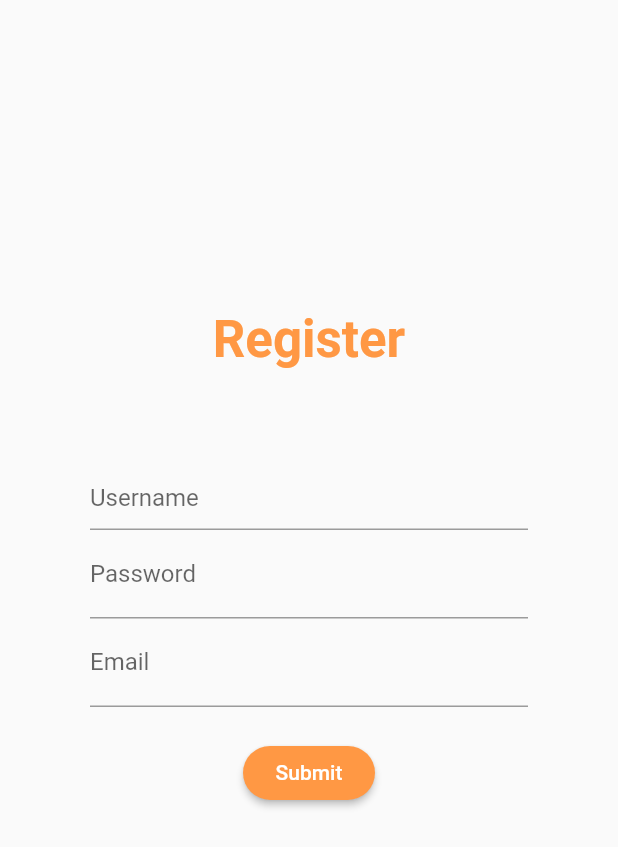
After one commit to caelan-a/chatapp, a Flutter app: the screen it shows after launch, after a tap on "Sign Up", on a phone screen of 412 x 824 dp. The commit adds this screen. Shown: the top 847 px of the screen. Run offline on Flutter 3.47's test engine with Material 2 defaults, Android fonts, the phone set to English and light mode, and no system bars; our stand-ins replace cached_network_image, shared_preferences; network calls fail.

```diff
--- a/lib/screen_login.dart
+++ b/lib/screen_login.dart
@@ -1,6 +1,8 @@
+import 'package:chatapp/screen_register.dart';
 import 'package:flutter/material.dart';
 import 'login_background.dart';
 import 'screen_contacts.dart';
+import 'register.dart';
 
 class LoginScreen extends StatefulWidget {
   LoginScreen({Key key}) : super(key: key);
@@ -19,6 +21,11 @@ class _LoginScreenState extends State<LoginScreen>
   void login() {
     Navigator.of(context, rootNavigator: true)
         .push(MaterialPageRoute(builder: (context) => ContactsScreen()));
+  }
+
+  void goToSignUp() {
+        Navigator.of(context, rootNavigator: true)
+        .push(MaterialPageRoute(builder: (context) => RegisterScreen()));
   }
 
   Widget _buildLoginForm() {
@@ -76,7 +83,9 @@ class _LoginScreenState extends State<LoginScreen>
                               BorderSide(color: Theme.of(context).primaryColor),
                           borderRadius: new BorderRadius.circular(30.0)),
                       textColor: Theme.of(context).primaryColor,
-                      onPressed: () {},
+                      onPressed: () {
+                        goToSignUp();
+                      },
                       color: Theme.of(context).primaryColor,
                       child: Text("Sign Up"),
                     )),
--- /dev/null
+++ b/lib/screen_register.dart
@@ -0,0 +1,98 @@
+import 'package:flutter/material.dart';
+import 'login_background.dart';
+import 'screen_contacts.dart';
+
+class RegisterScreen extends StatefulWidget {
+  RegisterScreen({Key key}) : super(key: key);
+
+  @override
+  _RegisterScreenState createState() => _RegisterScreenState();
+}
+
+class _RegisterScreenState extends State<RegisterScreen>
+    with SingleTickerProviderStateMixin {
+  FocusNode noneFN = FocusNode();
+  FocusNode usernameFN = FocusNode();
+  FocusNode passwordFN = FocusNode();
+  FocusNode emailFN = FocusNode();
+
+  void register() {
+    Navigator.of(context, rootNavigator: true)
+        .push(MaterialPageRoute(builder: (context) => ContactsScreen()));
+  }
+
+  Widget _buildRegisterForm() {
+    return Form(
+      child: Container(
+        padding: EdgeInsets.fromLTRB(
+            60.0, MediaQuery.of(context).size.height / 2.8, 60.0, 0.0),
+        child: Column(
+          crossAxisAlignment: CrossAxisAlignment.center,
+          children: <Widget>[
+            Container(
+              child: TextFormField(
+                textInputAction: TextInputAction.next,
+                decoration: InputDecoration(
+                    labelText: 'Username',
+                    alignLabelWithHint: true,
+                    hintStyle: TextStyle()),
+                keyboardType: TextInputType.emailAddress,
+                focusNode: usernameFN,
+                onFieldSubmitted: (text) =>
+                    FocusScope.of(context).requestFocus(passwordFN),
+              ),
+            ),
+            Container(
+              child: TextFormField(
+                  textInputAction: TextInputAction.next,
+                  decoration: InputDecoration(labelText: 'Password'),
+                  keyboardType: TextInputType.emailAddress,
+                  focusNode: passwordFN,
+                  onFieldSubmitted: (text) {
+                    FocusScope.of(context).requestFocus(emailFN);
+                  }),
+            ),
+            Container(
+              child: TextFormField(
+                  textInputAction: TextInputAction.next,
+                  decoration: InputDecoration(labelText: 'Email'),
+                  keyboardType: TextInputType.emailAddress,
+                  focusNode: emailFN,
+                  onFieldSubmitted: (text) {
+                    FocusScope.of(context).requestFocus(noneFN);
+                  }),
+            ),
+            Padding(
+              padding: const EdgeInsets.all(20.0),
+              child: RaisedButton(
+                  textColor: Colors.white,
+                  color: Theme.of(context).primaryColor,
+                  child: Text("Submit"),
+                  onPressed: () {},
+                  shape: new RoundedRectangleBorder(
+                      borderRadius: new BorderRadius.circular(30.0))),
+            ),
+          ],
+        ),
+      ),
+    );
+  }
+
+  @override
+  Widget build(BuildContext context) {
+    return Scaffold(
+      resizeToAvoidBottomPadding: false,
+      body: Stack(
+        alignment: AlignmentDirectional.center,
+        children: <Widget>[
+          Positioned(
+            top: MediaQuery.of(context).size.height/4,
+              child: Text("Register",
+                  style: TextStyle(
+                      color: Theme.of(context).primaryColor, fontSize: 34.0, fontWeight: FontWeight.bold))),
+          _buildRegisterForm(),
+        ],
+      ),
+    );
+  }
+}
--- /dev/null
+++ b/lib/user_data.dart
@@ -0,0 +1,59 @@
+import 'package:shared_preferences/shared_preferences.dart';
+import 'database.dart';
+import 'contact.dart';
+import 'dart:io';
+import 'dart:convert';
+
+class UserData {
+  String username;
+  String avatarURL;
+  String authHeader;
+
+  List<Contact> savedContacts;
+
+  UserData(String username, String password, String authHeader) {
+
+  }
+
+  Future<void> saveLocalUser() {
+
+  }
+
+  void saveContact(Contact contact) async {
+    SharedPreferences prefs = await SharedPreferences.getInstance();
+    if(!savedContacts.contains(contact)) {
+      savedContacts.add(contact);
+    }
+    prefs.setString(username+"_contacts", jsonEncode(savedContacts));
+  }
+
+  void loadContacts() async {
+    SharedPreferences prefs = await SharedPreferences.getInstance();
+    savedContacts = jsonDecode(prefs.get(username+"_contacts"));
+  }
+
+  Future
+
+  Future<bool> localUserExists() {}
+
+  static UserData autoLogin() async {
+    SharedPreferences prefs = await SharedPreferences.getInstance();
+
+    //  local user exists
+    if(await prefs.containsKey("username")) {
+      String username = prefs.getString("username");
+      String password = prefs.getString("password");
+
+      Map<String, String> response = await Database.sendLoginRequest(username, password);
+
+      if(response['success'] == "true") {
+        String authHeader = response['authHeader'];
+        List<Contact>
+      }
+    }
+
+
+  }
+
+  Future<void> loadContacts() {}
+}
--- a/pubspec.yaml
+++ b/pubspec.yaml
@@ -18,6 +18,9 @@ environment:
 
 dependencies:
   flutter_webrtc:
+  cached_network_image: ^0.8.0
+  intl:
+  shared_preferences: ^0.5.2+1
   flutter:
     sdk: flutter
 
```
Also changed, not shown: lib/chat/message.dart (+27 -9 lines), lib/chat/window_chat.dart (+133 -48 lines), lib/contact.dart (+16 -1 lines), lib/database.dart (+74 -0 lines), lib/screen_call.dart (+48 -37 lines), lib/screen_contacts.dart (+29 -10 lines), lib/screen_loading.dart (added, +82 -0 lines), lib/window_video.dart (+23 -2 lines), flutter_01.png (added), lib/register.dart (added), pubspec.lock, 1 other file.
